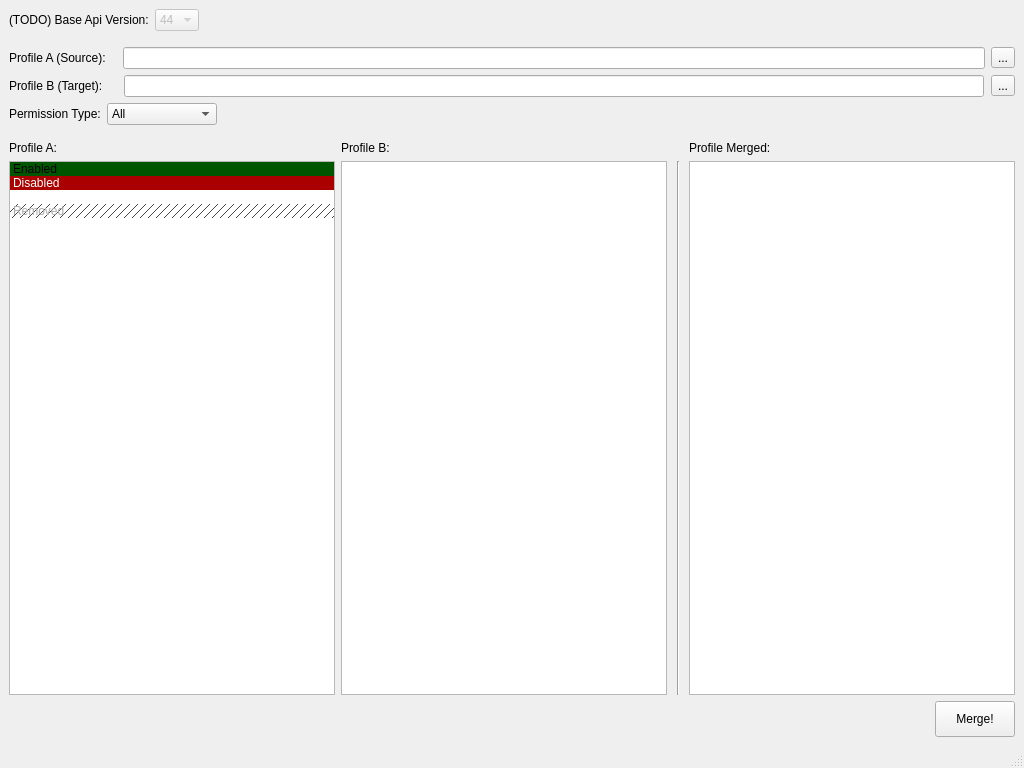
Above: ui/main_window.ui from F1r3f0x/salesforce_profileMergerTool before the change. Below: the same form after it.
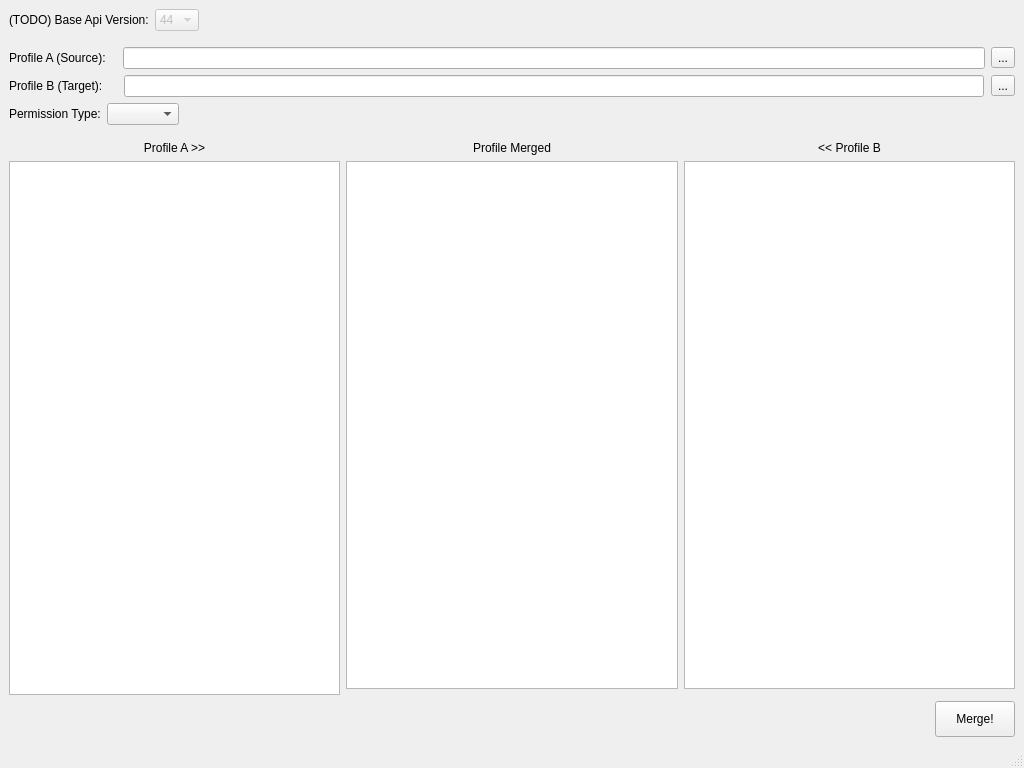
That is the form after the change.

Commit message: handle double click, design change, remove row sync

```diff
--- a/ui/main_window.ui
+++ b/ui/main_window.ui
@@ -272,21 +272,6 @@
           <height>0</height>
          </size>
         </property>
-        <item>
-         <property name="text">
-          <string>All</string>
-         </property>
-        </item>
-        <item>
-         <property name="text">
-          <string>apexClasses</string>
-         </property>
-        </item>
-        <item>
-         <property name="text">
-          <string>pageAccesses</string>
-         </property>
-        </item>
        </widget>
       </item>
       <item>
@@ -331,7 +316,39 @@
       <property name="bottomMargin">
        <number>0</number>
       </property>
-      <item row="0" column="3">
+      <item row="0" column="2">
+       <widget class="QLabel" name="lbl_target_2">
+        <property name="sizePolicy">
+         <sizepolicy hsizetype="Preferred" vsizetype="Fixed">
+          <horstretch>0</horstretch>
+          <verstretch>0</verstretch>
+         </sizepolicy>
+        </property>
+        <property name="text">
+         <string>&lt;&lt; Profile B</string>
+        </property>
+        <property name="alignment">
+         <set>Qt::AlignCenter</set>
+        </property>
+       </widget>
+      </item>
+      <item row="1" column="2">
+       <widget class="QListWidget" name="list_target">
+        <property name="sizePolicy">
+         <sizepolicy hsizetype="Expanding" vsizetype="Expanding">
+          <horstretch>0</horstretch>
+          <verstretch>0</verstretch>
+         </sizepolicy>
+        </property>
+        <property name="acceptDrops">
+         <bool>false</bool>
+        </property>
+        <property name="dragEnabled">
+         <bool>false</bool>
+        </property>
+       </widget>
+      </item>
+      <item row="0" column="1">
        <widget class="QLabel" name="lbl_merged">
         <property name="sizePolicy">
          <sizepolicy hsizetype="Preferred" vsizetype="Fixed">
@@ -340,7 +357,23 @@
          </sizepolicy>
         </property>
         <property name="text">
-         <string>Profile Merged:</string>
+         <string>Profile Merged</string>
+        </property>
+        <property name="alignment">
+         <set>Qt::AlignCenter</set>
+        </property>
+       </widget>
+      </item>
+      <item row="1" column="1">
+       <widget class="QListWidget" name="list_merged">
+        <property name="sizePolicy">
+         <sizepolicy hsizetype="Expanding" vsizetype="Expanding">
+          <horstretch>0</horstretch>
+          <verstretch>0</verstretch>
+         </sizepolicy>
+        </property>
+        <property name="acceptDrops">
+         <bool>false</bool>
         </property>
        </widget>
       </item>
@@ -358,109 +391,6 @@
         <property name="dragEnabled">
          <bool>false</bool>
         </property>
-        <item>
-         <property name="text">
-          <string>Enabled</string>
-         </property>
-         <property name="background">
-          <brush brushstyle="SolidPattern">
-           <color alpha="255">
-            <red>0</red>
-            <green>85</green>
-            <blue>0</blue>
-           </color>
-          </brush>
-         </property>
-        </item>
-        <item>
-         <property name="text">
-          <string>Disabled</string>
-         </property>
-         <property name="background">
-          <brush brushstyle="SolidPattern">
-           <color alpha="255">
-            <red>170</red>
-            <green>0</green>
-            <blue>0</blue>
-           </color>
-          </brush>
-         </property>
-         <property name="foreground">
-          <brush brushstyle="SolidPattern">
-           <color alpha="255">
-            <red>255</red>
-            <green>255</green>
-            <blue>255</blue>
-           </color>
-          </brush>
-         </property>
-        </item>
-        <item>
-         <property name="text">
-          <string/>
-         </property>
-         <property name="flags">
-          <set>NoItemFlags</set>
-         </property>
-        </item>
-        <item>
-         <property name="text">
-          <string>Removed</string>
-         </property>
-         <property name="background">
-          <brush brushstyle="BDiagPattern">
-           <color alpha="255">
-            <red>71</red>
-            <green>71</green>
-            <blue>71</blue>
-           </color>
-          </brush>
-         </property>
-         <property name="foreground">
-          <brush brushstyle="SolidPattern">
-           <color alpha="255">
-            <red>170</red>
-            <green>170</green>
-            <blue>170</blue>
-           </color>
-          </brush>
-         </property>
-        </item>
-       </widget>
-      </item>
-      <item row="1" column="1" rowspan="2">
-       <widget class="QListWidget" name="list_target">
-        <property name="sizePolicy">
-         <sizepolicy hsizetype="Expanding" vsizetype="Expanding">
-          <horstretch>0</horstretch>
-          <verstretch>0</verstretch>
-         </sizepolicy>
-        </property>
-        <property name="acceptDrops">
-         <bool>false</bool>
-        </property>
-        <property name="dragEnabled">
-         <bool>false</bool>
-        </property>
-       </widget>
-      </item>
-      <item row="1" column="2" rowspan="2">
-       <widget class="Line" name="line">
-        <property name="sizePolicy">
-         <sizepolicy hsizetype="Fixed" vsizetype="Expanding">
-          <horstretch>0</horstretch>
-          <verstretch>0</verstretch>
-         </sizepolicy>
-        </property>
-        <property name="minimumSize">
-         <size>
-          <width>10</width>
-          <height>0</height>
-         </size>
-        </property>
-        <property name="orientation">
-         <enum>Qt::Vertical</enum>
-        </property>
        </widget>
       </item>
       <item row="0" column="0">
@@ -472,33 +402,10 @@
          </sizepolicy>
         </property>
         <property name="text">
-         <string>Profile A:</string>
+         <string>Profile A &gt;&gt;</string>
         </property>
-       </widget>
-      </item>
-      <item row="0" column="1">
-       <widget class="QLabel" name="lbl_target_2">
-        <property name="sizePolicy">
-         <sizepolicy hsizetype="Preferred" vsizetype="Fixed">
-          <horstretch>0</horstretch>
-          <verstretch>0</verstretch>
-         </sizepolicy>
-        </property>
-        <property name="text">
-         <string>Profile B:</string>
-        </property>
-       </widget>
-      </item>
-      <item row="1" column="3" rowspan="2">
-       <widget class="QListWidget" name="list_merged">
-        <property name="sizePolicy">
-         <sizepolicy hsizetype="Expanding" vsizetype="Expanding">
-          <horstretch>0</horstretch>
-          <verstretch>0</verstretch>
-         </sizepolicy>
-        </property>
-        <property name="acceptDrops">
-         <bool>false</bool>
+        <property name="alignment">
+         <set>Qt::AlignCenter</set>
         </property>
        </widget>
       </item>
```
Left out of the diff: 2 changed lines with no effect on the pictures. The commit also changes 2 other files.
